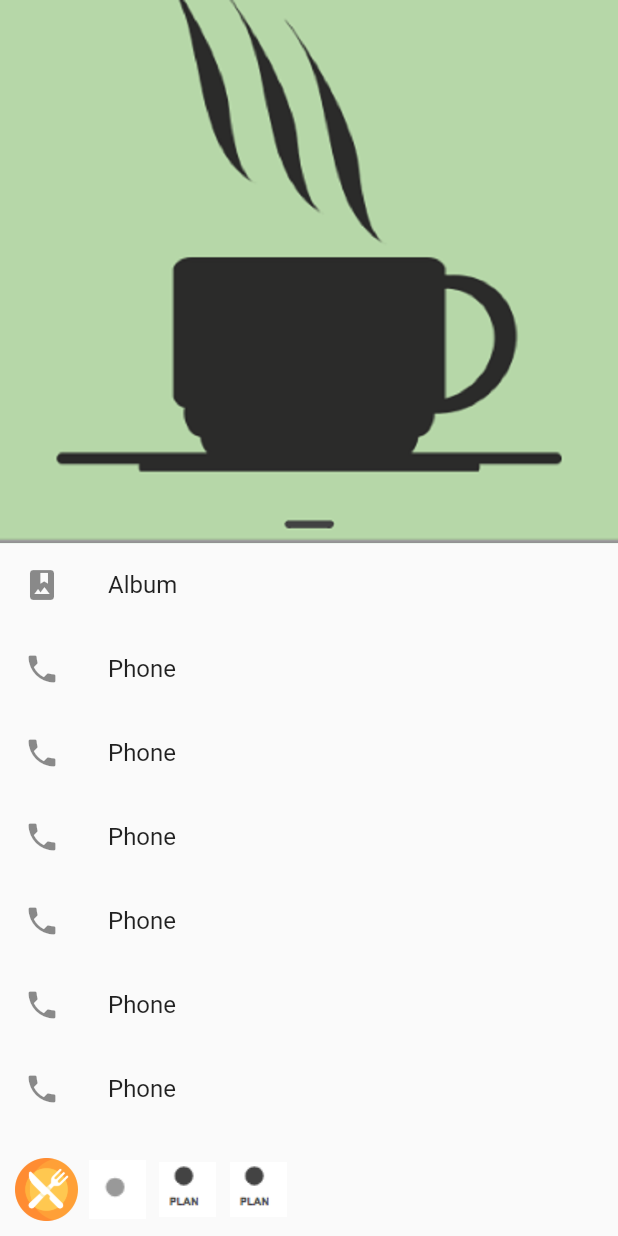
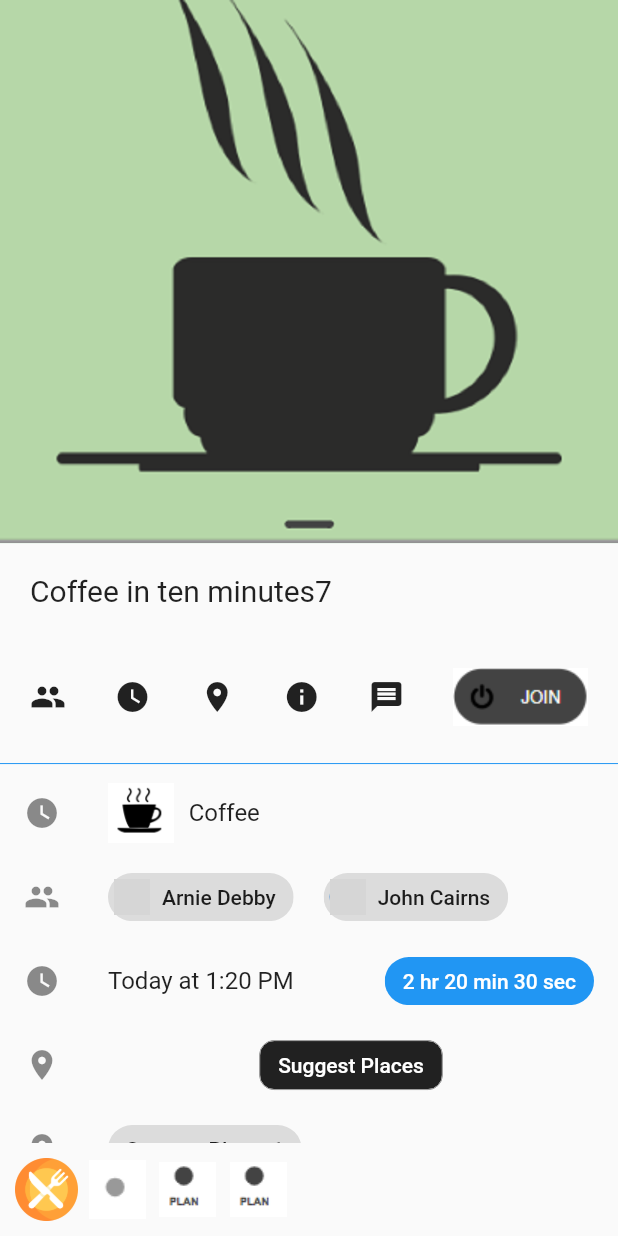
Before and after one commit to pvijender/flutter_eat_social, a Flutter app: the SecondScreen screen opened directly, on a phone screen of 412 x 824 dp. Run offline on Flutter 3.47's test engine with Material 2 defaults, Android fonts, the phone set to English and light mode, and no system bars; network calls fail; grey boxes are pictures that could not be loaded.

Commit message:
Updated the Chips

```diff
--- a/lib/logic/DisplayPosts.dart
+++ b/lib/logic/DisplayPosts.dart
@@ -168,69 +168,135 @@ class _SecondScreenState extends State<SecondScreen> {
                             child: new Image(image: AssetImage("images/coffee_temp.PNG")),
 
                             ),
+                          new Container(
+                            margin: const EdgeInsets.all(20.0),
+                            child: new Row(
+                              children: <Widget>[
+                                new Text('Coffee in ten minutes7',
+                                  style: new TextStyle(fontSize: 20.0), textAlign: TextAlign.left,),
+                              ],
+                            ),
+
+                          ),
+
+
+                          new Container(
+                              margin: const EdgeInsets.all(20.0),
+                              child: new Row(
+                                mainAxisAlignment: MainAxisAlignment.spaceBetween,
+                                children: <Widget>[
+                                  new Icon(Icons.people),
+                                  new Icon(Icons.watch_later),
+                                  new Icon(Icons.location_on),
+                                  new Icon(Icons.info),
+                                  new Icon(Icons.message),
+                                  new InkWell(onTap: _showAlert,
+                                    child: new Image.asset('images/join_icon.png'),
+                                  ),
+                                ],
+                              )
+                          ),
+                          new Divider(height: 10.0,color: Colors.blue,),
 
                           new ListTile(
-                            leading: new Icon(Icons.photo_album),
-                            title: new Text('Album'),
+                            leading: new Icon(Icons.watch_later),
+                            title: new Row(
+                              children: <Widget>[
+                                new Container(
+                                child:new Image.asset('images/coffee_icon.PNG', height: 40.0,),
+                                ),
+                                new Container(
+                                  margin: EdgeInsets.all(10.0),
+                                  child:new Text("Coffee"),
+                                ),
+
+                              ],
+                            ),
+                            //Image.asset('images/join_icon.png'),
                           ),
                           new ListTile(
-                            leading: new Icon(Icons.phone),
-                            title: new Text('Phone'),
+                            leading: new Icon(Icons.people),
+                              title: new Row(
+                              mainAxisAlignment: MainAxisAlignment.start,
+                              children: <Widget>[
+                                new Chip(
+                                  avatar: new CircleAvatar(
+                                    backgroundColor: Colors.grey.shade300,
+                                    child: new CircleAvatar(
+                                      backgroundImage: new NetworkImage("https://images.pexels.com/photos/324658/pexels-photo-324658.jpeg?auto=compress&cs=tinysrgb&dpr=2&h=750&w=1260"),
+                                      radius: 16.0,
+                                    ),
+                                  ),
+                                  label: new Text('Arnie Debby'),
+                                ),
+                                new Padding(
+                                  padding: new EdgeInsets.all(10.0),
+                                ),
+                                new Chip(
+                                  avatar: new CircleAvatar(
+                                    backgroundColor: Colors.grey.shade300,
+                                    child: new CircleAvatar(
+                                    backgroundImage: new NetworkImage("https://images.pexels.com/photos/220453/pexels-photo-220453.jpeg?auto=compress&cs=tinysrgb&dpr=2&h=750&w=1260"),
+                                    radius: 16.0,
+                                    ),
+                                  ),
+                                  label: new Text('John Cairns'),
+                                ),
+                              ],
+                            ),
                           ),
                           new ListTile(
-                            leading: new Icon(Icons.phone),
-                            title: new Text('Phone'),
+                            leading: new Icon(Icons.watch_later),
+                            title: new Row(
+                              children: <Widget>[
+                                new Expanded(
+                                  child:new Container(
+                                    child:new Text("Today at 1:20 PM"),
+                                  ),
+                                ),
+                                new Chip(
+                                  backgroundColor: Colors.blue,
+                                  label: new Text('2 hr 20 min 30 sec', textAlign: TextAlign.center, style: new TextStyle(color: Colors.white),),
+                                ),
+
+                              ],
+                            ),
+                            //Image.asset('images/join_icon.png'),
                           ),
                           new ListTile(
-                            leading: new Icon(Icons.phone),
-                            title: new Text('Phone'),
+                            leading: new Icon(Icons.location_on),
+                            title: new Center(
+                                  child:new Chip(
+                                    shape: new RoundedRectangleBorder(
+                                      side: const BorderSide(width: 0.66, style: BorderStyle.solid, color: Colors.grey),
+                                      borderRadius: new BorderRadius.circular(10.0),
+                                    ),
+                                    backgroundColor: Colors.black87,
+                                    label: new Text('Suggest Places', textAlign: TextAlign.center, style: new TextStyle(color: Colors.white),),
+                                  ),
+                                ),
+
+                            //Image.asset('images/join_icon.png'),
                           ),
                           new ListTile(
-                            leading: new Icon(Icons.phone),
-                            title: new Text('Phone'),
+                            leading: new Icon(Icons.location_on),
+                            title: new Row(
+                              children: <Widget>[
+                                new Center(
+                                  child:new Chip(
+
+                                    label: new Text('Suggest Places1'),
+                                  ),
+                                ),
+
+                              ],
+                            ),
+                            //Image.asset('images/join_icon.png'),
                           ),
-                          new ListTile(
-                            leading: new Icon(Icons.phone),
-                            title: new Text('Phone'),
-                          ),
-                          new ListTile(
-                            leading: new Icon(Icons.phone),
-                            title: new Text('Phone'),
-                          ),
-                          new ListTile(
-                            leading: new Icon(Icons.phone),
-                            title: new Text('Phone'),
-                          ),
-                          new ListTile(
-                            leading: new Icon(Icons.phone),
-                            title: new Text('Phone'),
-                          ),
-                          new ListTile(
-                            leading: new Icon(Icons.phone),
-                            title: new Text('Phone'),
-                          ),
-                          new ListTile(
-                            leading: new Icon(Icons.phone),
-                            title: new Text('Phone'),
-                          ),
-                          new ListTile(
-                            leading: new Icon(Icons.phone),
-                            title: new Text('Phone'),
-                          ),
-                          new ListTile(
-                            leading: new Icon(Icons.phone),
-                            title: new Text('Phone'),
-                          ),
-                          new ListTile(
-                            leading: new Icon(Icons.phone),
-                            title: new Text('Phone'),
-                          ),
-                          new ListTile(
-                            leading: new Icon(Icons.phone),
-                            title: new Text('Phone'),
-                          ),
+
                       ],
                     ),
+
 
                    /*   new Expanded(
                         child: Container(
--- a/pubspec.yaml
+++ b/pubspec.yaml
@@ -30,6 +30,7 @@ flutter:
     - images/AD.png
     - images/coffee.PNG
     - images/coffee_temp.PNG
+    - images/coffee_icon.PNG
     - images/logo.png
     - images/other_icon.png
     - images/plan_icon.png
```
Also changed, not shown: images/coffee_icon.PNG (added).
